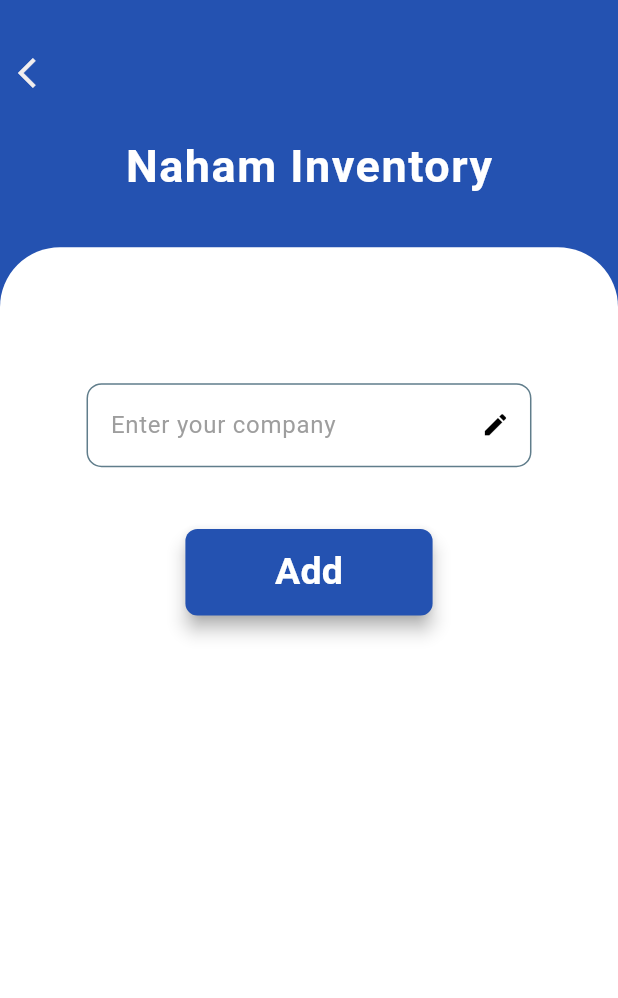
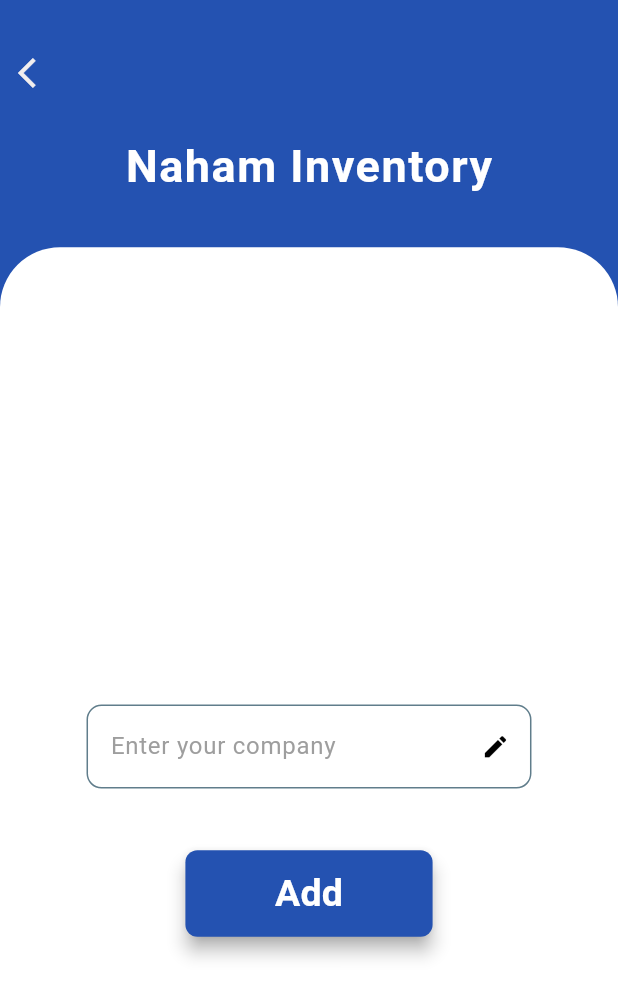
Before and after one commit to Nora-2/barcode, a Flutter app: the screen it shows after launch, after a tap on "Let's Get Started", after a tap on the "arrow back ios" icon, on a phone screen of 412 x 824 dp. Shown: the top 998 px of the screen. Run offline on Flutter 3.47's test engine with Material 3 defaults, Android fonts, the phone set to English and light mode, and no system bars; our stand-ins replace audioplayers, awesome_dialog, bloc, cloud_firestore, dropdown_search, firebase_core and 1 more; missing offline and left inert: excel, flutter_excel, qr_code_scanner, universal_html; accounts and stored records are empty; Roboto replaces fonts that are missing (MulishRomanBold).

Commit message:
hagar commit

```diff
--- a/lib/features/EnterCompanies.dart
+++ b/lib/features/EnterCompanies.dart
@@ -25,16 +25,13 @@ class _EntercompaniesState extends State<Entercompanies> {
   Future<void> addCompany() async {
     String companyName = _companyController.text;
 
-
-  QuerySnapshot querySnapshot = await companies
-      .where('Company Name', isEqualTo: companyName)
-      .get();
+    QuerySnapshot querySnapshot =
+        await companies.where('Company Name', isEqualTo: companyName).get();
 
     if (querySnapshot.docs.isEmpty) {
       try {
         await companies.add({'Company Name': companyName});
         print("Company Added");
-
       } catch (error) {
         // Handle errors when adding the company
         customAwesomeDialog(
@@ -46,7 +43,6 @@ class _EntercompaniesState extends State<Entercompanies> {
         ).show();
       }
     } else {
-
       customAwesomeDialog(
         context: context,
         dialogType: DialogType.error,
@@ -86,10 +82,11 @@ class _EntercompaniesState extends State<Entercompanies> {
                 key: _formKey,
                 child: Padding(
                   padding: EdgeInsets.only(
-                      top: height * 0.04,
+                      top: height * 0.3,
                       bottom: height * 0.05,
                       left: width * 0.14,
                       right: width * 0.14),
+                  child: Center(
                     child: TextFormField(
                       decoration: InputDecoration(
                         hintText: 'Enter your company',
@@ -128,11 +125,11 @@ class _EntercompaniesState extends State<Entercompanies> {
                       controller: _companyController,
                       validator: (value) {
                         if (value == null || value.isEmpty) {
-
                           return 'Please enter a company name';
                         }
                         return null;
                       },
+                    ),
                   ),
                 ),
               ),
@@ -153,7 +150,6 @@ class _EntercompaniesState extends State<Entercompanies> {
                     if (_formKey.currentState!.validate()) {
                       addCompany();
                       _companyController.clear();
-
                     }
                   },
                   child: Text(
--- a/lib/features/home/home.dart
+++ b/lib/features/home/home.dart
@@ -1,3 +1,5 @@
+import 'package:cloud_firestore/cloud_firestore.dart';
+import 'package:dropdown_search/dropdown_search.dart';
 import 'package:parcode/core/utilis/constant.dart';
 import 'package:parcode/core/widgets/toppart.dart';
 import 'package:parcode/features/EnterCompanies.dart';
@@ -12,7 +14,9 @@ class Core extends StatefulWidget {
   const Core({super.key});
   static String id = 'homepage';
 
+
   @override
+
   State<Core> createState() => _CoreState();
 }
 
@@ -21,6 +25,35 @@ class _CoreState extends State<Core> {
 
   // The selected item
   String? selectedItem;
+
+  // List to store dropdown items
+  List<String> _dropdownItems = [];
+
+  @override
+  void initState() {
+    super.initState();
+    _fetchCompanyNames();
+  }
+
+  // Fetch company names from Firebase
+  Future<void> _fetchCompanyNames() async {
+    try {
+      // Access Firestore collection
+      CollectionReference companies = FirebaseFirestore.instance.collection('companies');
+
+      // Fetch documents
+      QuerySnapshot querySnapshot = await companies.get();
+
+      // Extract company names
+      List<String> companyNames = querySnapshot.docs.map((doc) => doc['Company Name'] as String).toList();
+
+      setState(() {
+        _dropdownItems = companyNames;
+      });
+    } catch (e) {
+      print("Error fetching company names: $e");
+    }
+  }
 
   @override
   Widget build(BuildContext context) {
@@ -65,22 +98,41 @@ class _CoreState extends State<Core> {
                         bottom: height * 0.05,
                         left: width * 0.16,
                         right: width * 0.16),
-                    child: CustomFormField(
-                      hint: 'Enter your Company',
-                      preicon: const Icon(
-                        Icons.edit,
-                        size: 19,
-                        color: Colors.black,
+                        child:      Container(
+                    width: width * 0.84,
+                    height: height * 0.09,
+                    decoration: BoxDecoration(
+                      borderRadius: BorderRadius.circular(5),
+                      border: Border.all(
+                        width: 2,
+                        color: primarycolor,
                       ),
-                      controller: company,
-                      onsubmit: (value) {
-                        setState(() {
-                          selectedItem = company.text;
-                        });
-                        selectedItem = company.text;
-                      },
-                      ispass: false,
                     ),
+                    child: Padding(
+                      padding: const EdgeInsets.all(9.0),
+                      child: Center(
+                        child: DropdownSearch<String>(
+                          popupProps: const PopupProps.menu(
+                            showSearchBox: true,
+                          ),
+                          items: _dropdownItems,
+                          dropdownDecoratorProps:  DropDownDecoratorProps(
+                            dropdownSearchDecoration: InputDecoration(
+                              labelText: "Select a company",
+
+                            ),
+                          ),
+                          selectedItem: selectedItem,
+                          onChanged: (String? newValue) {
+                            setState(() {
+                              selectedItem = newValue;
+                            });
+                          },
+                        ),
+                      ),
+                    ),
+                  ),
+
                   ),
                   SizedBox(height: height * 0.04),
                   const Text('Please Choose Your Operation ....',
--- a/lib/features/scanner/presentation/view/scanner.dart
+++ b/lib/features/scanner/presentation/view/scanner.dart
@@ -92,7 +92,7 @@ class _ScannerState extends State<Scanner> {
                     ),
                   ),
                   SizedBox(
-                    width: width * 0.84,
+                    width: width * 0.4,
                     height: height * 0.07,
                     child: ElevatedButton(
                       style: ElevatedButton.styleFrom(
```
Also changed, not shown: lib/features/viewdata/presentation/view/Viewdataa.dart (+46 -18 lines). Lines whose indentation alone changed are shown as unchanged.
